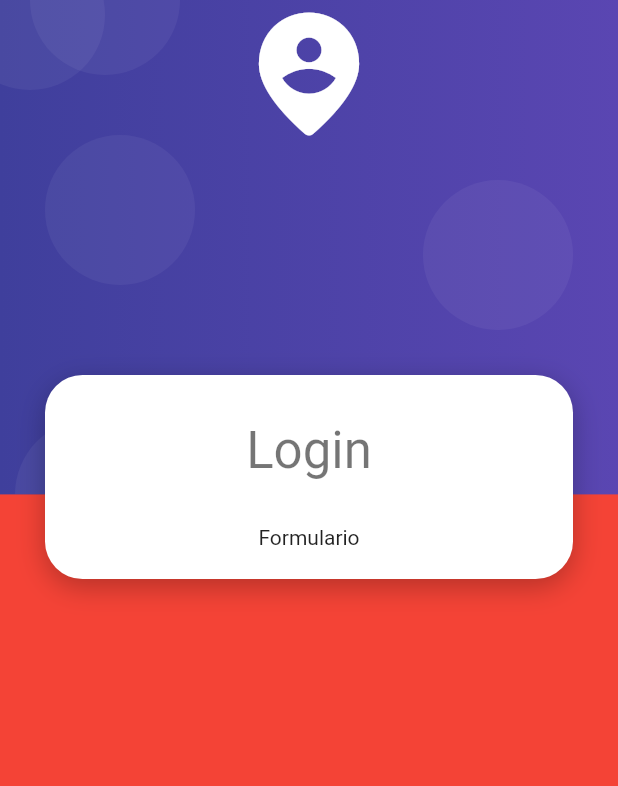
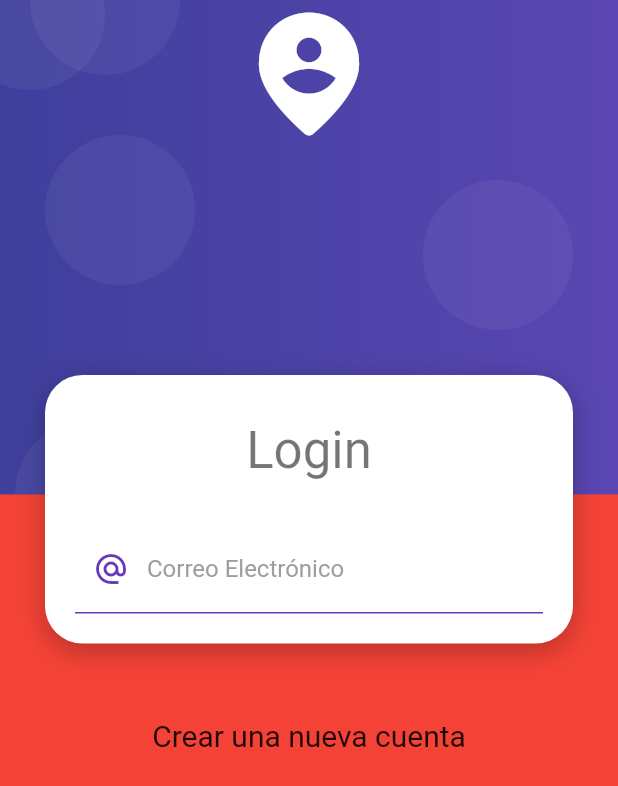
Before and after one commit to milone1/forms_flutter, a Flutter app: the screen it shows after launch, on a phone screen of 412 x 824 dp. Shown: the top 786 px of the screen. Run offline on Flutter 3.47's test engine with Material 2 defaults, Android fonts, the phone set to English and light mode, and no system bars.

Commit message:
add ui of form input

```diff
--- a/lib/screens/login_screen.dart
+++ b/lib/screens/login_screen.dart
@@ -27,9 +27,16 @@ class LoginScreen extends StatelessWidget {
                     const SizedBox(
                       height: 30,
                     ),
-                    Text('Formulario'),
+                    const _LoginForm()
                   ],
                 ),
+              ),
+              const SizedBox(
+                height: 50,
+              ),
+              Text(
+                'Crear una nueva cuenta',
+                style: TextStyle(fontSize: 20),
               ),
             ],
           ),
@@ -38,3 +45,36 @@ class LoginScreen extends StatelessWidget {
     );
   }
 }
+
+class _LoginForm extends StatelessWidget {
+  const _LoginForm({super.key});
+  @override
+  Widget build(BuildContext context) {
+    return Container(
+      child: Form(
+        child: Column(
+          children: [
+            TextFormField(
+              autocorrect: false,
+              keyboardType: TextInputType.emailAddress,
+              decoration: const InputDecoration(
+                  enabledBorder: UnderlineInputBorder(
+                    borderSide: BorderSide(color: Colors.deepPurple),
+                  ),
+                  focusedBorder: UnderlineInputBorder(
+                    borderSide: BorderSide(color: Colors.deepPurple, width: 2),
+                  ),
+                  hintText: 'Email',
+                  labelText: 'Correo Electrónico',
+                  labelStyle: TextStyle(color: Colors.grey),
+                  prefixIcon: Icon(
+                    Icons.alternate_email_sharp,
+                    color: Colors.deepPurple,
+                  )),
+            )
+          ],
+        ),
+      ),
+    );
+  }
+}
```
